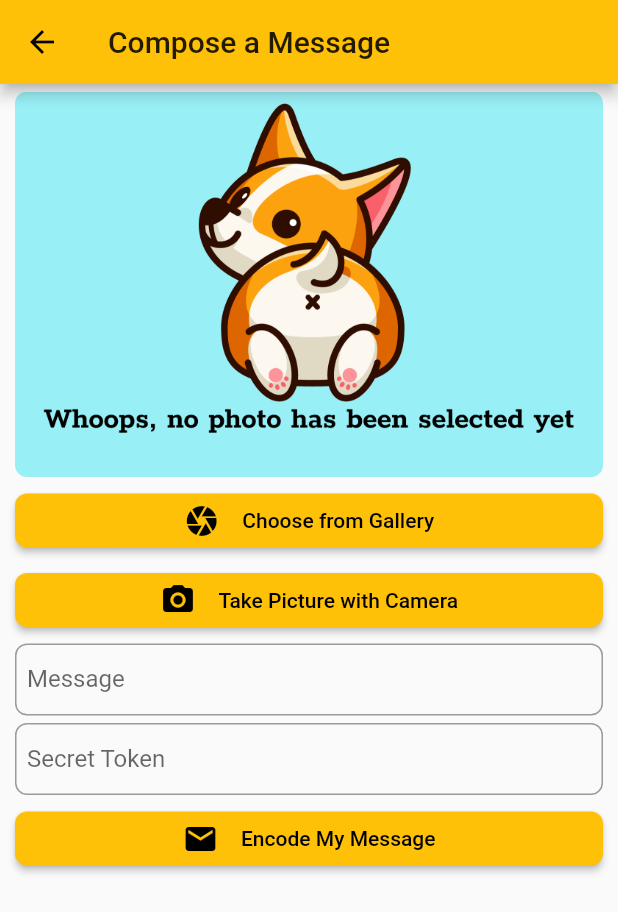
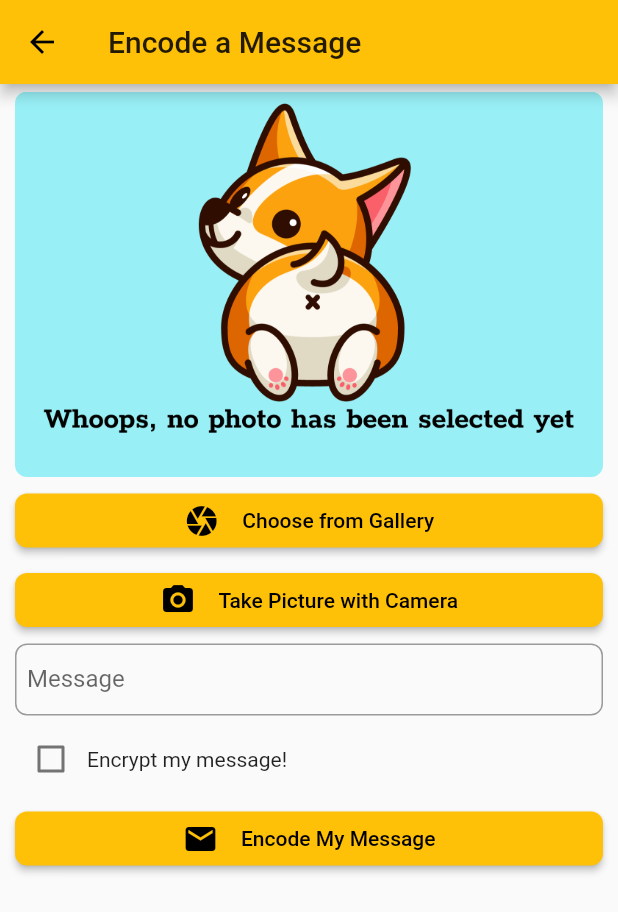
Before and after one commit to tianhaoz95/photochat, a Flutter app: the SendScreen screen opened by its route, after a tap on "Take Picture with Camera", on a phone screen of 412 x 824 dp. Shown: the top 912 px of the screen. Run offline on Flutter 3.47's test engine with Material 2 defaults, Android fonts, the phone set to English and light mode, and no system bars; our stand-ins replace image_gallery_saver, image_picker, permission_handler; missing offline and left inert: esys_flutter_share.

Commit message:
dev: better UI (#12)

```diff
--- a/photochatapp/lib/screens/send/send_screen.dart
+++ b/photochatapp/lib/screens/send/send_screen.dart
@@ -2,6 +2,7 @@ import 'dart:io';
 
 import 'package:flutter/material.dart';
 import 'package:image_picker/image_picker.dart';
+import 'package:photochatapp/screens/send/token_field.dart';
 import 'package:photochatapp/services/requests/encode_request.dart';
 import 'package:image/image.dart' as imglib;
 
@@ -17,14 +18,29 @@ class _SendScreen extends State<SendScreen> {
   imglib.Image editableImage;
   Image image;
   TextEditingController msgCtrl;
+  TextEditingController tokenCtrl;
+  bool encrypt;
 
-  Future<void> pickImage() async {
+  Future<void> pickImageFromGallery() async {
     imageFile = await ImagePicker.pickImage(source: ImageSource.gallery);
-    editableImage = imglib.decodeImage(imageFile.readAsBytesSync());
-    Image displayableImage = Image.file(imageFile);
-    setState(() {
-      this.image = displayableImage;
-    });
+    if (imageFile != null) {
+      editableImage = imglib.decodeImage(imageFile.readAsBytesSync());
+      Image displayableImage = Image.file(imageFile);
+      setState(() {
+        this.image = displayableImage;
+      });
+    }
+  }
+
+  Future<void> pickImageFromCamera() async {
+    imageFile = await ImagePicker.pickImage(source: ImageSource.camera);
+    if (imageFile != null) {
+      editableImage = imglib.decodeImage(imageFile.readAsBytesSync());
+      Image displayableImage = Image.file(imageFile);
+      setState(() {
+        this.image = displayableImage;
+      });
+    }
   }
 
   Future<void> sendToEncode() async {
@@ -37,13 +53,15 @@ class _SendScreen extends State<SendScreen> {
     super.initState();
     this.image = Image.asset('assets/photo_placeholder.png');
     this.msgCtrl = TextEditingController();
+    this.tokenCtrl = TextEditingController();
+    this.encrypt = false;
   }
 
   @override
   Widget build(BuildContext context) {
     return Scaffold(
       appBar: AppBar(
-        title: Text('Compose a Message'),
+        title: Text('Encode a Message'),
       ),
       body: Container(
         padding: EdgeInsets.fromLTRB(10.0, 0.0, 10.0, 0.0),
@@ -62,7 +80,7 @@ class _SendScreen extends State<SendScreen> {
             ),
             Container(
               child: RaisedButton(
-                onPressed: this.pickImage,
+                onPressed: this.pickImageFromGallery,
                 child: Container(
                   child: Row(
                     mainAxisAlignment: MainAxisAlignment.center,
@@ -82,7 +100,7 @@ class _SendScreen extends State<SendScreen> {
             ),
             Container(
               child: RaisedButton(
-                onPressed: () {},
+                onPressed: this.pickImageFromCamera,
                 child: Container(
                   child: Row(
                     mainAxisAlignment: MainAxisAlignment.center,
@@ -112,12 +130,20 @@ class _SendScreen extends State<SendScreen> {
               height: 5.0,
             ),
             Container(
-              child: TextField(
-                decoration: InputDecoration(
-                  labelText: 'Secret Token',
-                ),
+              child: Row(
+                children: <Widget>[
+                  Checkbox(
+                      value: this.encrypt,
+                      onChanged: (bool nextVal) {
+                        setState(() {
+                          this.encrypt = nextVal;
+                        });
+                      }),
+                  Text('Encrypt my message!'),
+                ],
               ),
             ),
+            TokenInputField(this.encrypt, this.tokenCtrl),
             SizedBox(
               height: 5.0,
             ),
--- /dev/null
+++ b/photochatapp/lib/screens/send/token_field.dart
@@ -0,0 +1,59 @@
+import 'package:flutter/material.dart';
+
+class TokenInputField extends StatefulWidget {
+  final TextEditingController ctrl;
+  final bool enable;
+  const TokenInputField(this.enable, this.ctrl);
+  @override
+  State<StatefulWidget> createState() {
+    return _TokenInputField();
+  }
+}
+
+class _TokenInputField extends State<TokenInputField> {
+  bool visible;
+  @override
+  void initState() {
+    super.initState();
+    this.visible = false;
+  }
+
+  @override
+  Widget build(BuildContext context) {
+    if (widget.enable) {
+      return Container(
+        child: Column(
+          children: <Widget>[
+            Container(
+              child: Row(
+                children: <Widget>[
+                  Container(
+                    child: Checkbox(
+                        value: this.visible,
+                        onChanged: (bool nextVal) {
+                          setState(() {
+                            this.visible = nextVal;
+                          });
+                        }),
+                  ),
+                  Text('Show token'),
+                ],
+              ),
+            ),
+            Container(
+              child: TextField(
+                controller: widget.ctrl,
+                obscureText: !this.visible,
+                decoration: InputDecoration(
+                  labelText: 'Secret Token',
+                ),
+              ),
+            ),
+          ],
+        ),
+      );
+    } else {
+      return Container();
+    }
+  }
+}
--- a/photochatapp/pubspec.yaml
+++ b/photochatapp/pubspec.yaml
@@ -29,6 +29,7 @@ dependencies:
   image_gallery_saver: ^1.2.2
   esys_flutter_share: ^1.0.2
   image:
+  permission_handler: ^4.2.0+hotfix.3
 
 dev_dependencies:
   flutter_test:
```
Also changed, not shown: photochatapp/lib/screens/decoded/decoding_result_screen.dart (+20 -2 lines), photochatapp/lib/screens/encoded/encoding_result_screen.dart (+38 -5 lines), photochatapp/lib/screens/receive/receive_screen.dart (+9 -27 lines), photochatapp/pubspec.lock.
